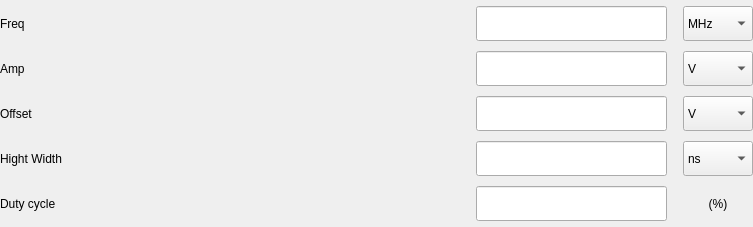
Above: tas7061bb/widgets/wgContentHmf2550/wgSquare.ui from DoND8xforce/tas7061 before the change. Below: the same form after it.
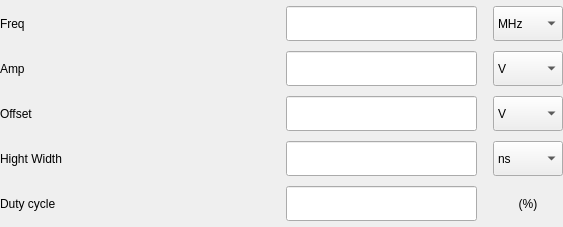
That is the form after the change.

The edit to the form file:
```diff
--- a/tas7061bb/widgets/wgContentHmf2550/wgSquare.ui
+++ b/tas7061bb/widgets/wgContentHmf2550/wgSquare.ui
@@ -6,10 +6,16 @@
    <rect>
     <x>0</x>
     <y>0</y>
-    <width>753</width>
+    <width>563</width>
     <height>227</height>
    </rect>
   </property>
+  <property name="maximumSize">
+   <size>
+    <width>606</width>
+    <height>16777215</height>
+   </size>
+  </property>
   <property name="windowTitle">
    <string>Form</string>
   </property>
@@ -32,7 +38,7 @@
    <item row="0" column="0">
     <layout class="QGridLayout" name="gridLayout_2">
      <property name="horizontalSpacing">
-      <number>390</number>
+      <number>200</number>
      </property>
      <property name="verticalSpacing">
       <number>10</number>
```
